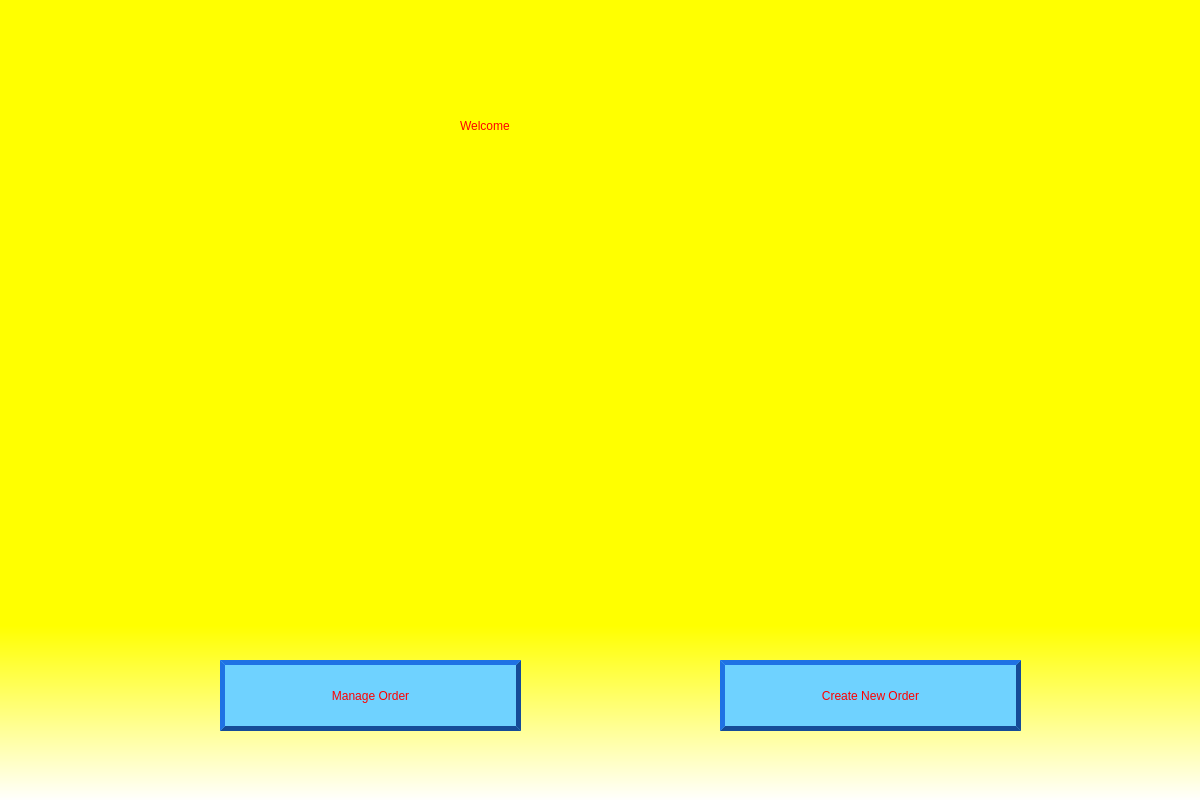
First picture: the form in Cashier/createOrder.ui, repository CS-3560-02-5/Los-Pollos-Hermanos-Drive-Thru-System, before the edit.
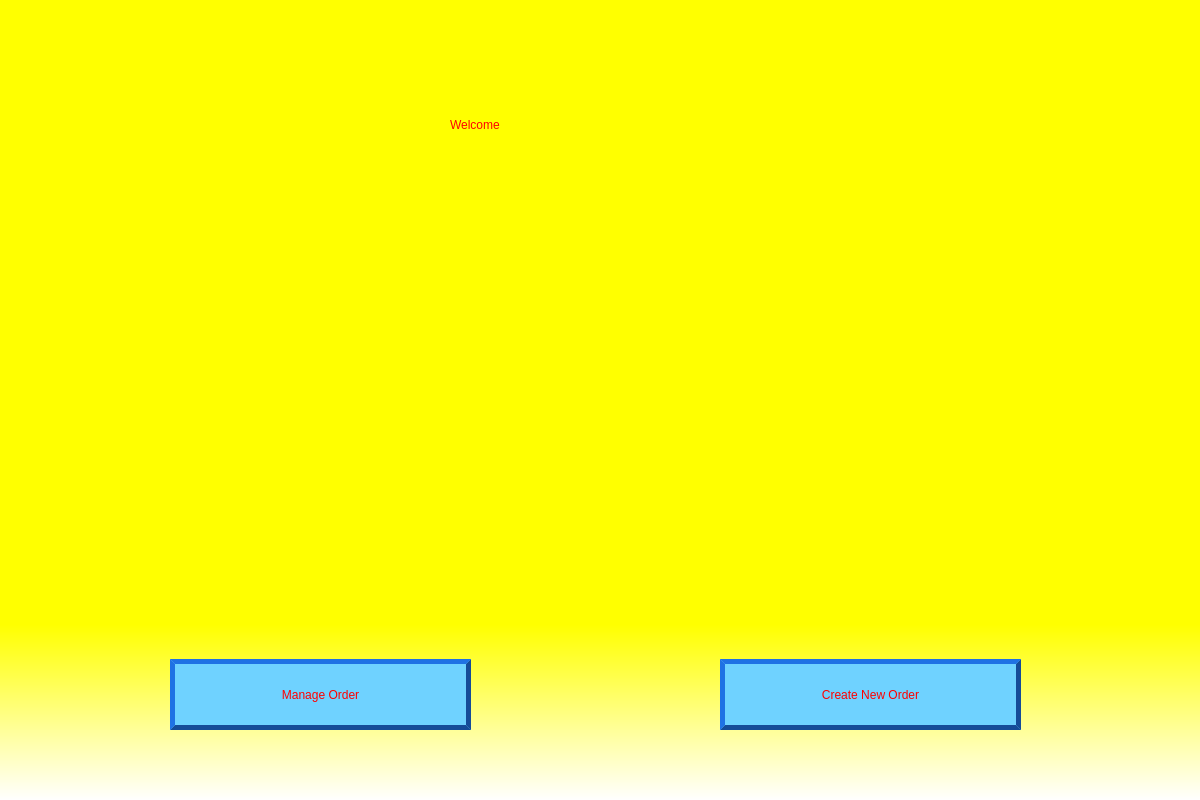
Second picture: the form after the edit. Icons and pictures are not drawn.

Commit message: correcting screen ratio.

Diff of the .ui file:
```diff
--- a/Cashier/createOrder.ui
+++ b/Cashier/createOrder.ui
@@ -17,7 +17,7 @@
    <property name="geometry">
     <rect>
      <x>0</x>
-     <y>0</y>
+     <y>-1</y>
      <width>1201</width>
      <height>801</height>
     </rect>
@@ -30,7 +30,7 @@
    <widget class="QLabel" name="welcometxt">
     <property name="geometry">
      <rect>
-      <x>460</x>
+      <x>450</x>
       <y>50</y>
       <width>311</width>
       <height>151</height>
@@ -68,7 +68,7 @@
    <widget class="QLabel" name="label">
     <property name="geometry">
      <rect>
-      <x>390</x>
+      <x>370</x>
       <y>230</y>
       <width>451</width>
       <height>351</height>
@@ -84,7 +84,7 @@
    <widget class="QPushButton" name="manageOrder">
     <property name="geometry">
      <rect>
-      <x>220</x>
+      <x>170</x>
       <y>660</y>
       <width>301</width>
       <height>71</height>
```
The commit also changes 1 other file.
